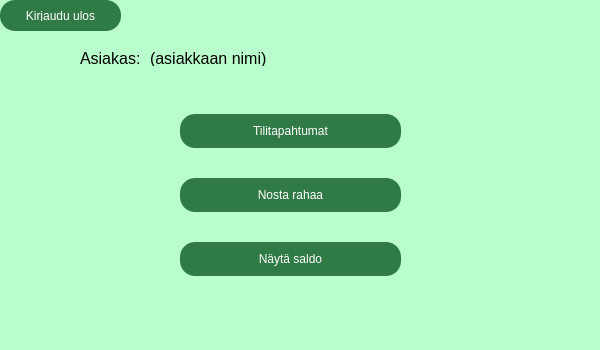
22kmo-project/group_5, file frontend/mainwindow.ui: the form before one commit.
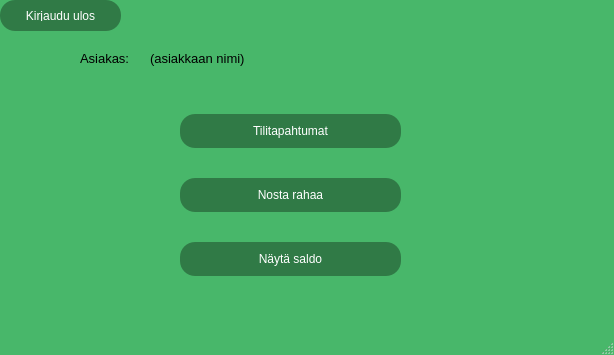
The form after the commit. The open tabs and pages were chosen to show the change. Icons and pictures are not drawn.

```diff
--- a/frontend/mainwindow.ui
+++ b/frontend/mainwindow.ui
@@ -6,15 +6,17 @@
    <rect>
     <x>0</x>
     <y>0</y>
-    <width>600</width>
-    <height>350</height>
+    <width>614</width>
+    <height>355</height>
    </rect>
   </property>
   <property name="windowTitle">
    <string>MainWindow</string>
   </property>
   <property name="styleSheet">
-   <string notr="true">background-color: rgb(185, 255, 203);</string>
+   <string notr="true">
+
+QMainWindow{background-color: rgb(72, 183, 106)}</string>
   </property>
   <widget class="QWidget" name="centralwidget">
    <property name="styleSheet">
@@ -367,7 +369,7 @@
       </property>
       <property name="font">
        <font>
-        <pointsize>12</pointsize>
+        <pointsize>10</pointsize>
        </font>
       </property>
       <property name="text">
@@ -385,7 +387,7 @@
       </property>
       <property name="font">
        <font>
-        <pointsize>12</pointsize>
+        <pointsize>10</pointsize>
        </font>
       </property>
       <property name="text">
```
Left out of the diff: 11 changed lines with no effect on the pictures.
